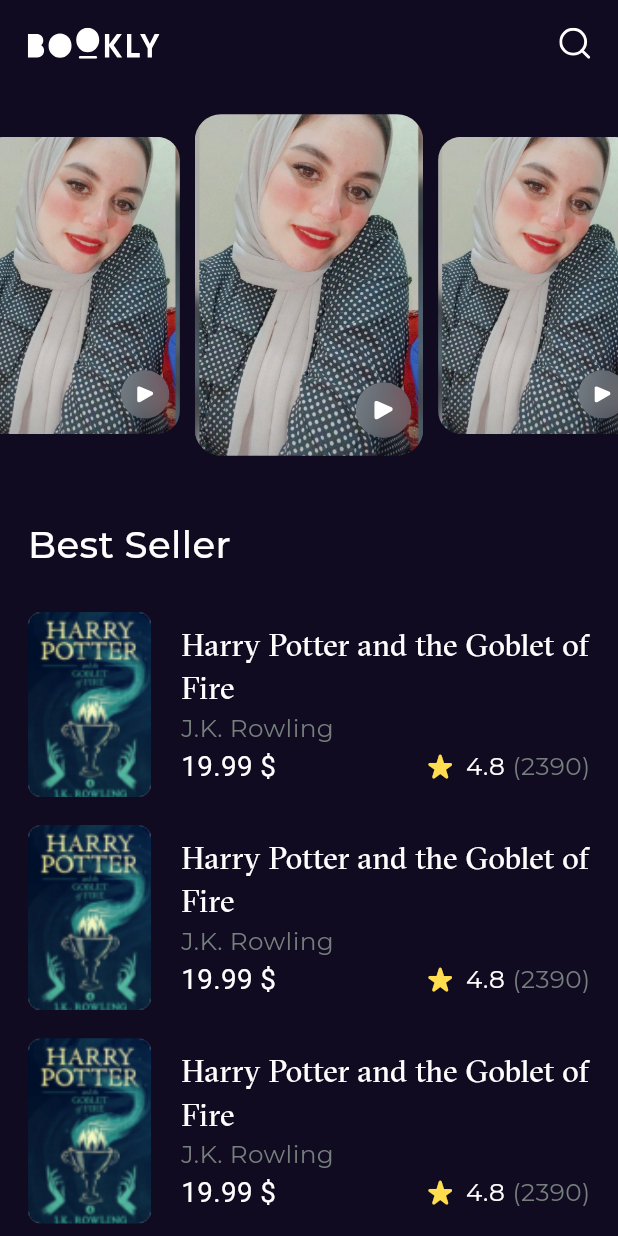
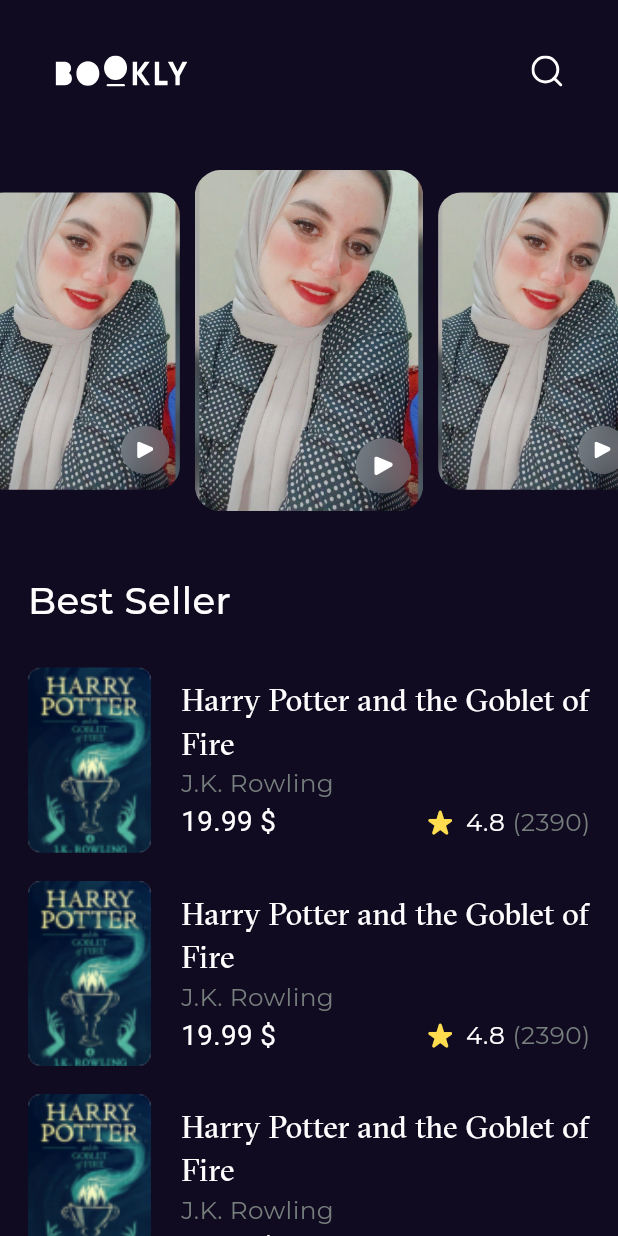
Before and after one commit to Ma7moud-Yasser/clean_arch_bookly_app, a Flutter app: the screen it shows after launch, on a phone screen of 412 x 824 dp. Run offline on Flutter 3.47's test engine with Material 3 defaults, Android fonts, the phone set to English and light mode, and no system bars; drawn by our look-alikes of carousel_slider; our stand-ins replace audioplayers, flutter_svg, google_fonts; Roboto replaces fonts that are missing (Cairo).

Commit message:
Refactor CustomAppBar to include padding and improve layout structure

```diff
--- a/lib/features/home/presentation/views/widget/custom_app_bar.dart
+++ b/lib/features/home/presentation/views/widget/custom_app_bar.dart
@@ -1,4 +1,6 @@
+import 'package:clean_arch_bookly_app/core/resources/route_manager.dart';
 import 'package:clean_arch_bookly_app/core/styles/assets_manager.dart';
+import 'package:clean_arch_bookly_app/core/styles/padding_manager.dart';
 import 'package:clean_arch_bookly_app/core/styles/size_manager.dart';
 import 'package:flutter/material.dart';
 import 'package:flutter_svg/flutter_svg.dart';
@@ -8,7 +10,9 @@ class CustomAppBar extends StatelessWidget {
 
   @override
   Widget build(BuildContext context) {
-    return Row(
+    return Padding(
+      padding: PaddingManager.symmetric(context: context),
+      child: Row(
         mainAxisAlignment: MainAxisAlignment.spaceBetween,
         children: [
           SvgPicture.asset(
@@ -17,7 +21,7 @@ class CustomAppBar extends StatelessWidget {
           ),
           GestureDetector(
             onTap: () {
-            // Handle notification tap
+              Navigator.pushNamed(context, AppRoute.searchView.name);
             },
             child: SvgPicture.asset(
               SvgAssets.search,
@@ -25,6 +29,7 @@ class CustomAppBar extends StatelessWidget {
             ),
           ),
         ],
+      ),
     );
   }
 }
```
Lines whose indentation alone changed are shown as unchanged.
